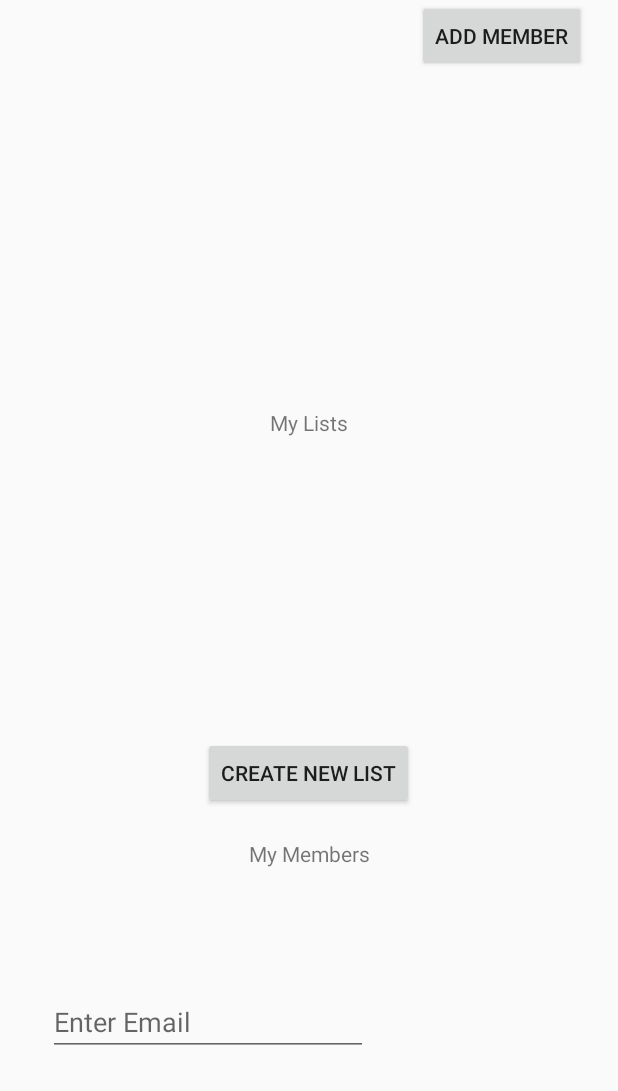
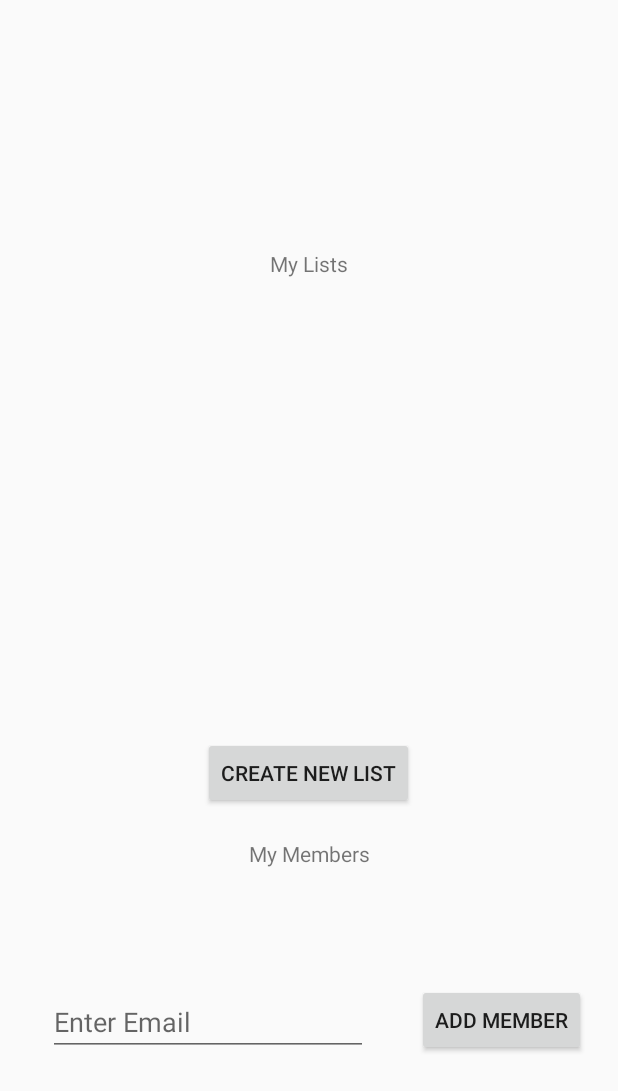
Before and after one commit to gkremosg/Smart_Shopping_Bag1, an Android app: the layout content_main.xml on its own in the app's theme, with its tools: preview values and no code run, on a phone screen of 412 x 824 dp. Shown: the top 1091 px of the screen. Run offline under Robolectric (Android 15) with nearby library versions, the phone set to English and light mode, and no system bars.

Commit message:
Changes 28.02.2021 - Giannis - changes in content main layout

```diff
--- a/app/src/main/res/layout/content_main.xml
+++ b/app/src/main/res/layout/content_main.xml
@@ -23,9 +23,10 @@
         android:id="@+id/recyclerView"
         android:layout_width="300dp"
         android:layout_height="200dp"
+        android:layout_marginBottom="16dp"
         app:layout_constraintBottom_toTopOf="@+id/createNewListbtn"
         app:layout_constraintEnd_toEndOf="parent"
-        app:layout_constraintHorizontal_bias="0.504"
+        app:layout_constraintHorizontal_bias="0.495"
         app:layout_constraintStart_toStartOf="parent" />
 
     <TextView
@@ -43,10 +44,13 @@
         android:id="@+id/textView5"
         android:layout_width="wrap_content"
         android:layout_height="wrap_content"
+        android:layout_marginTop="100dp"
+        android:layout_marginBottom="24dp"
         android:text="My Lists"
         app:layout_constraintBottom_toTopOf="@+id/recyclerView"
         app:layout_constraintEnd_toEndOf="parent"
-        app:layout_constraintStart_toStartOf="parent" />
+        app:layout_constraintStart_toStartOf="parent"
+        app:layout_constraintTop_toTopOf="parent" />
 
     <androidx.recyclerview.widget.RecyclerView
         android:id="@+id/recyclerViewMyMembers"
@@ -82,11 +86,12 @@
         android:id="@+id/addmemberbtn"
         android:layout_width="wrap_content"
         android:layout_height="wrap_content"
+        android:layout_marginBottom="120dp"
         android:text="Add Member"
+        app:layout_constraintBottom_toBottomOf="parent"
         app:layout_constraintEnd_toEndOf="parent"
         app:layout_constraintHorizontal_bias="0.602"
         app:layout_constraintStart_toEndOf="@+id/AddNewMember"
-        tools:layout_editor_absoluteY="566dp"
         tools:ignore="MissingConstraints" />
 
     <TextView
```
